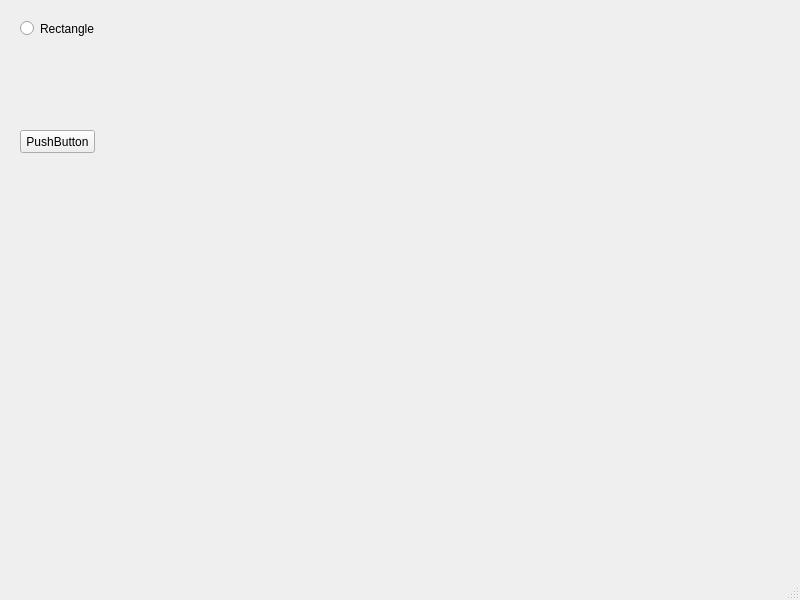
Before: the Qt Designer form mainwindow.ui in SDI-Group-35/Project, drawn with Qt 5.
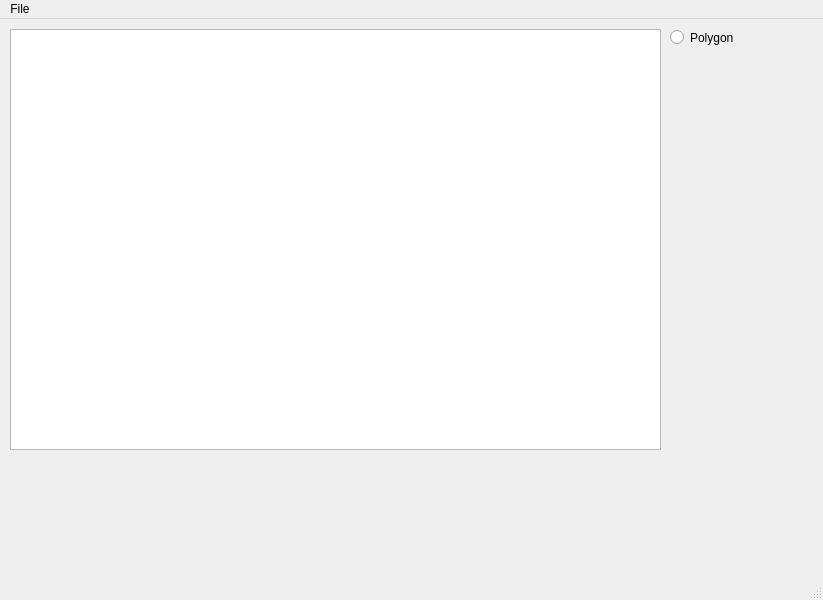
After: the same form once the commit is applied. Custom widgets are drawn as their Qt base class.

Diff of the .ui file:
```diff
--- a/mainwindow.ui
+++ b/mainwindow.ui
@@ -6,7 +6,7 @@
    <rect>
     <x>0</x>
     <y>0</y>
-    <width>800</width>
+    <width>823</width>
     <height>600</height>
    </rect>
   </property>
@@ -14,40 +14,27 @@
    <string>MainWindow</string>
   </property>
   <widget class="QWidget" name="centralwidget">
-   <widget class="drawingWidget" name="widget" native="true">
+   <widget class="QGraphicsView" name="graphicsView">
     <property name="geometry">
      <rect>
-      <x>110</x>
-      <y>70</y>
-      <width>671</width>
-      <height>381</height>
+      <x>10</x>
+      <y>10</y>
+      <width>651</width>
+      <height>421</height>
      </rect>
     </property>
    </widget>
    <widget class="QRadioButton" name="radioButton">
     <property name="geometry">
      <rect>
-      <x>20</x>
-      <y>20</y>
+      <x>670</x>
+      <y>10</y>
       <width>82</width>
       <height>17</height>
      </rect>
     </property>
     <property name="text">
-     <string>Rectangle </string>
-    </property>
-   </widget>
-   <widget class="QPushButton" name="pushButton">
-    <property name="geometry">
-     <rect>
-      <x>20</x>
-      <y>130</y>
-      <width>75</width>
-      <height>23</height>
-     </rect>
-    </property>
-    <property name="text">
-     <string>PushButton</string>
+     <string>Polygon</string>
     </property>
    </widget>
   </widget>
@@ -56,21 +43,20 @@
     <rect>
      <x>0</x>
      <y>0</y>
-     <width>800</width>
+     <width>823</width>
      <height>21</height>
     </rect>
    </property>
+   <widget class="QMenu" name="menuImages">
+    <property name="title">
+     <string>File</string>
+    </property>
+    <addaction name="actionLoad"/>
+   </widget>
+   <addaction name="menuImages"/>
   </widget>
   <widget class="QStatusBar" name="statusbar"/>
  </widget>
- <customwidgets>
-  <customwidget>
-   <class>drawingWidget</class>
-   <extends>QWidget</extends>
-   <header>drawingwidget.h</header>
-   <container>1</container>
-  </customwidget>
- </customwidgets>
  <resources/>
  <connections/>
 </ui>
```
Left out of the diff: 5 changed lines with no effect on the pictures.
